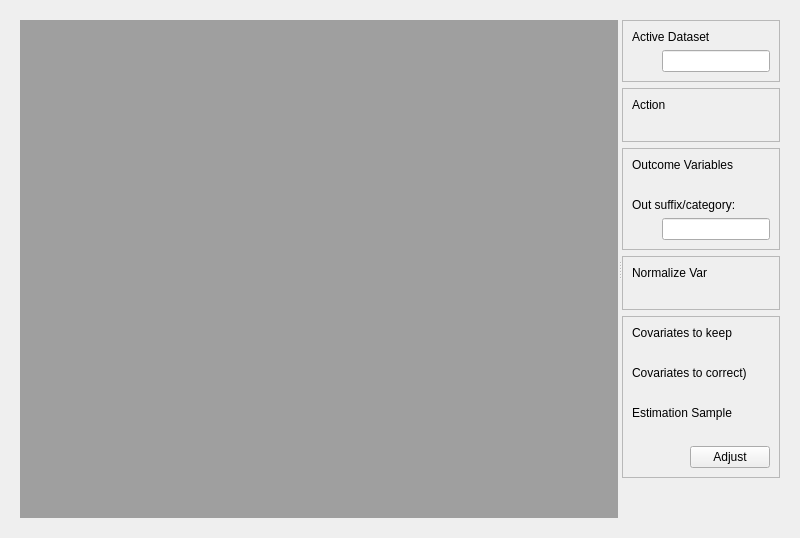
CBICA/NiChart_Viewer, file NiChartGUI/plugins/adjcovview/adjcovview.ui: the form before one commit.
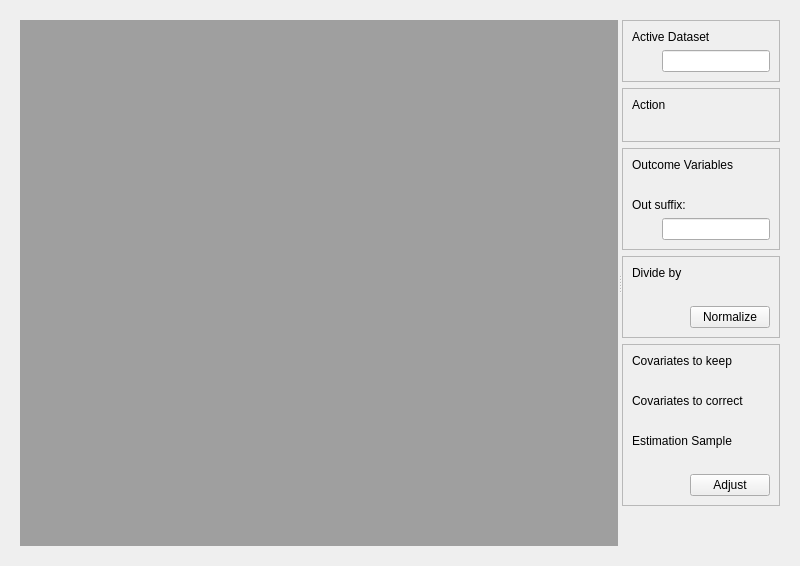
The form after the commit.

Commit message: Unify adj cov panel

```diff
--- a/NiChartGUI/plugins/adjcovview/adjcovview.ui
+++ b/NiChartGUI/plugins/adjcovview/adjcovview.ui
@@ -210,7 +210,7 @@
                             <item>
                             <widget  class="QLabel"  name="label_select2">
                                 <property  name="text">
-                                <string>Out suffix/category: </string>
+                                <string>Out suffix: </string>
                                 </property>
                             </widget>
                             </item>
@@ -258,18 +258,18 @@
                             <number>8</number>
                         </property>
                         
-                        <layout  class="QVBoxLayout"  name="vlwNormalizeVars">
-                            
+                        <layout  class="QVBoxLayout"  name="vlNormalize">
+
                             <item>
                             <widget  class="QLabel"  name="label_select">
                                 <property  name="text">
-                                <string>Normalize Var</string>
+                                <string>Divide by</string>
                                 </property>
                             </widget>
                             </item>
                             
                             <item>
-                            <layout  class="QHBoxLayout"  name="horizontalLayout_5">
+                            <layout  class="QHBoxLayout"  name="hlDivideBy">
                                 <item>
                                 <spacer  name="horizontalSpacer_5">
                                     <property  name="orientation">
@@ -293,8 +293,38 @@
                                 </item>
                             </layout>
                             </item>
+                            
+                            <item>
+                            <layout  class="QHBoxLayout"  name="horizontalLayout_8">
+
+                            <item>
+                                <spacer  name="horizontalSpacer_8">
+                                <property  name="orientation">
+                                    <enum>Qt::Horizontal</enum>
+                                </property>
+                                <property  name="sizeHint"  stdset="0">
+                                    <size>
+                                    <width>40</width>
+                                    <height>20</height>
+                                    </size>
+                                </property>
+                                </spacer>
+                            
+                            
+                            </item>
+                            
+                            <item>
+                                <widget  class="QPushButton"  name="normalizeBtn">
+                                <property  name="text">
+                                    <string>Normalize</string>
+                                </property>
+                                </widget>
+                            </item>
+                            
+                            </layout>
+                            </item>
+                            
                         </layout>
-                        
                         </widget>
                     </item>
 
@@ -349,7 +379,7 @@
                             <item>
                             <widget  class="QLabel"  name="label_select">
                                 <property  name="text">
-                                <string>Covariates to correct)</string>
+                                <string>Covariates to correct</string>
                                 </property>
                             </widget>
                             </item>
```
Left out of the diff: 6 changed lines with no effect on the pictures. The commit also changes 7 other files.
